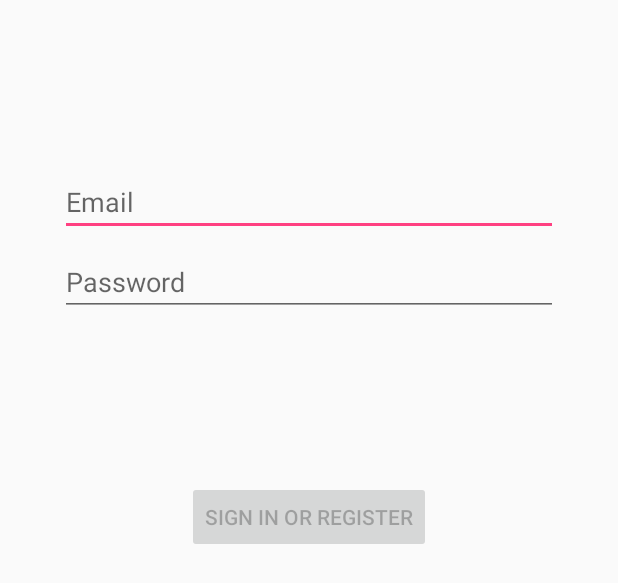
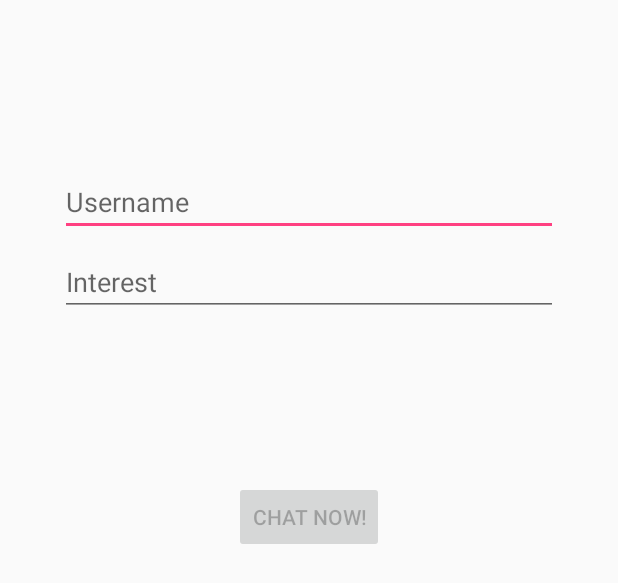
Before and after one commit to jordanHolleman/CrazyChatClub, an Android app: the layout activity_login.xml on its own in the app's theme, with its tools: preview values and no code run, on a phone screen of 412 x 824 dp. Shown: the top 583 px of the screen. Run offline under Robolectric (Android 15) with nearby library versions, the phone set to English and light mode, and no system bars.

Commit message:
Makes Login page functional

```diff
--- a/BluetoothChatAppAndroid-master/app/src/main/java/info/devexchanges/bluetoothchatapp/ui/login/LoginActivity.java
+++ b/BluetoothChatAppAndroid-master/app/src/main/java/info/devexchanges/bluetoothchatapp/ui/login/LoginActivity.java
@@ -3,6 +3,7 @@ package info.devexchanges.bluetoothchatapp.ui.login;
 import android.app.Activity;
 import android.arch.lifecycle.Observer;
 import android.arch.lifecycle.ViewModelProviders;
+import android.content.Intent;
 import android.os.Bundle;
 import android.support.annotation.Nullable;
 import android.support.annotation.StringRes;
@@ -18,6 +19,7 @@ import android.widget.ProgressBar;
 import android.widget.TextView;
 import android.widget.Toast;
 
+import info.devexchanges.bluetoothchatapp.MainActivity;
 import info.devexchanges.bluetoothchatapp.R;
 import info.devexchanges.bluetoothchatapp.ui.login.LoginViewModel;
 import info.devexchanges.bluetoothchatapp.ui.login.LoginViewModelFactory;
@@ -66,6 +68,8 @@ public class LoginActivity extends AppCompatActivity {
                 }
                 if (loginResult.getSuccess() != null) {
                     updateUiWithUser(loginResult.getSuccess());
+                    //todo show MainActivity
+                    startActivity(new Intent(LoginActivity.this, MainActivity.class));
                 }
                 setResult(Activity.RESULT_OK);
 
@@ -116,7 +120,7 @@ public class LoginActivity extends AppCompatActivity {
     }
 
     private void updateUiWithUser(LoggedInUserView model) {
-        String welcome = getString(R.string.welcome) + model.getDisplayName();
+        String welcome = getString(R.string.welcome) + " " + model.getDisplayName();
         // TODO : initiate successful logged in experience
         Toast.makeText(getApplicationContext(), welcome, Toast.LENGTH_LONG).show();
     }
--- a/BluetoothChatAppAndroid-master/app/src/main/java/info/devexchanges/bluetoothchatapp/ui/login/LoginViewModel.java
+++ b/BluetoothChatAppAndroid-master/app/src/main/java/info/devexchanges/bluetoothchatapp/ui/login/LoginViewModel.java
@@ -64,6 +64,6 @@ public class LoginViewModel extends ViewModel {
 
     // A placeholder password validation check
     private boolean isPasswordValid(String password) {
-        return password != null && password.trim().length() > 5;
+        return password != null;
     }
 }
--- a/BluetoothChatAppAndroid-master/app/src/main/res/layout/activity_login.xml
+++ b/BluetoothChatAppAndroid-master/app/src/main/res/layout/activity_login.xml
@@ -19,8 +19,8 @@
         android:layout_marginTop="96dp"
         android:layout_marginEnd="24dp"
 
-        android:hint="@string/prompt_email"
-        android:inputType="textEmailAddress"
+        android:hint="@string/prompt_username"
+        android:inputType="text"
         android:selectAllOnFocus="true"
         app:layout_constraintEnd_toEndOf="parent"
         app:layout_constraintStart_toStartOf="parent"
@@ -34,10 +34,10 @@
         android:layout_marginTop="8dp"
         android:layout_marginEnd="24dp"
 
-        android:hint="@string/prompt_password"
-        android:imeActionLabel="@string/action_sign_in_short"
+        android:hint="@string/prompt_interest"
+        android:imeActionLabel="@string/action_sign_in"
         android:imeOptions="actionDone"
-        android:inputType="textPassword"
+        android:inputType="text"
         android:selectAllOnFocus="true"
         app:layout_constraintEnd_toEndOf="parent"
         app:layout_constraintStart_toStartOf="parent"
--- a/BluetoothChatAppAndroid-master/app/src/main/res/values/strings.xml
+++ b/BluetoothChatAppAndroid-master/app/src/main/res/values/strings.xml
@@ -3,11 +3,10 @@
     <string name="none_paired">No devices have been paired</string>
     <string name="none_found">No devices found</string>
     <string name="title_activity_login">Sign in</string>
-    <string name="prompt_email">Email</string>
-    <string name="prompt_password">Password</string>
-    <string name="action_sign_in">Sign in or register</string>
-    <string name="action_sign_in_short">Sign in</string>
-    <string name="welcome">"Welcome !"</string>
+    <string name="prompt_username">Username</string>
+    <string name="prompt_interest">Interest</string>
+    <string name="action_sign_in">Chat Now!</string>
+    <string name="welcome">"Welcome!"</string>
     <string name="invalid_username">Not a valid username</string>
     <string name="invalid_password">Password must be >5 characters</string>
     <string name="login_failed">"Login failed"</string>
```
Also changed, not shown: BluetoothChatAppAndroid-master/app/src/main/AndroidManifest.xml (+4 -3 lines).
